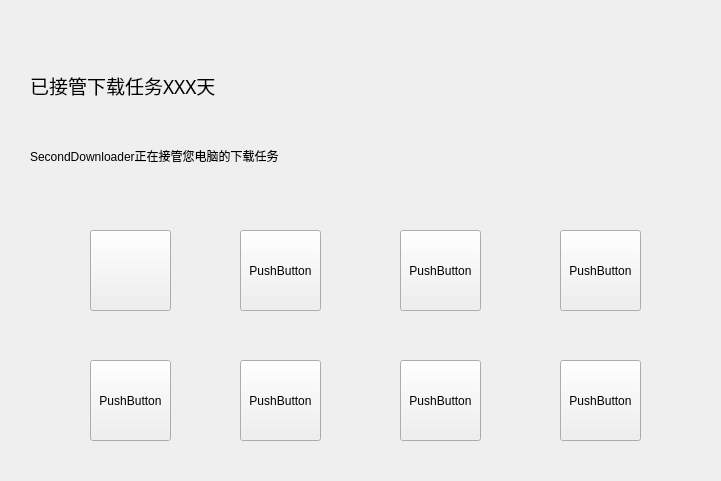
Before: the Qt Designer form ui/frmmainpage.ui in pinsoftstudio/SecondDownloader, drawn with Qt 5.
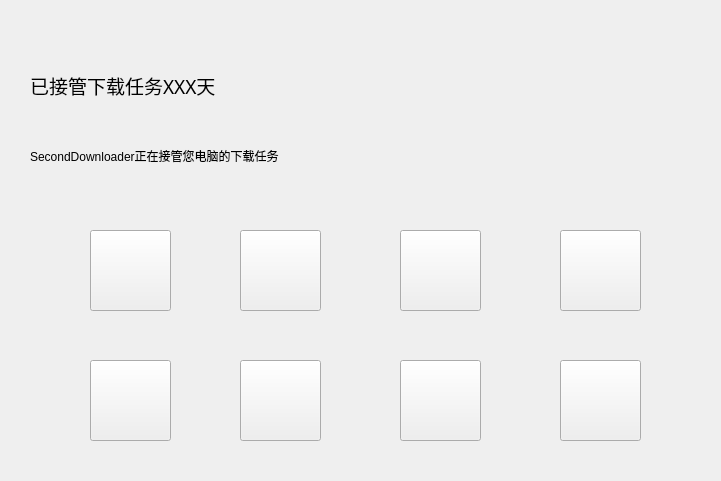
After: the same form once the commit is applied. Icons and pictures are not drawn.

Diff of the .ui file:
```diff
--- a/ui/frmmainpage.ui
+++ b/ui/frmmainpage.ui
@@ -67,8 +67,12 @@
      <height>81</height>
     </rect>
    </property>
+   <property name="styleSheet">
+    <string notr="true">border-image:url(:/mainform/res/AllDownload.png);
+</string>
+   </property>
    <property name="text">
-    <string>PushButton</string>
+    <string/>
    </property>
   </widget>
   <widget class="QPushButton" name="btnDownloadedContent">
@@ -80,8 +84,12 @@
      <height>81</height>
     </rect>
    </property>
+   <property name="styleSheet">
+    <string notr="true">border-image:url(:/mainform/res/Downloaded.png);
+</string>
+   </property>
    <property name="text">
-    <string>PushButton</string>
+    <string/>
    </property>
   </widget>
   <widget class="QPushButton" name="btnDownloadingContent">
@@ -93,8 +101,11 @@
      <height>81</height>
     </rect>
    </property>
+   <property name="styleSheet">
+    <string notr="true">border-image:url(:/mainform/res/Downloading.png);</string>
+   </property>
    <property name="text">
-    <string>PushButton</string>
+    <string/>
    </property>
   </widget>
   <widget class="QPushButton" name="btnDownloadFailed">
@@ -106,8 +117,11 @@
      <height>81</height>
     </rect>
    </property>
+   <property name="styleSheet">
+    <string notr="true">border-image:url(:/mainform/res/DownloadFailed.png);</string>
+   </property>
    <property name="text">
-    <string>PushButton</string>
+    <string/>
    </property>
   </widget>
   <widget class="QPushButton" name="btnGetWebExtention">
@@ -119,8 +133,12 @@
      <height>81</height>
     </rect>
    </property>
+   <property name="styleSheet">
+    <string notr="true">border-image:url(:/mainform/res/WebExtention.png);
+</string>
+   </property>
    <property name="text">
-    <string>PushButton</string>
+    <string/>
    </property>
   </widget>
   <widget class="QPushButton" name="btnStackedDonate">
@@ -132,8 +150,11 @@
      <height>81</height>
     </rect>
    </property>
+   <property name="styleSheet">
+    <string notr="true">border-image:url(:/mainform/res/Donate_gradient.png);</string>
+   </property>
    <property name="text">
-    <string>PushButton</string>
+    <string/>
    </property>
   </widget>
   <widget class="QPushButton" name="btnAbout">
@@ -145,8 +166,11 @@
      <height>81</height>
     </rect>
    </property>
+   <property name="styleSheet">
+    <string notr="true">border-image:url(:/mainform/res/About.png);</string>
+   </property>
    <property name="text">
-    <string>PushButton</string>
+    <string/>
    </property>
   </widget>
  </widget>
```
Left out of the diff: 3 changed lines with no effect on the pictures.
